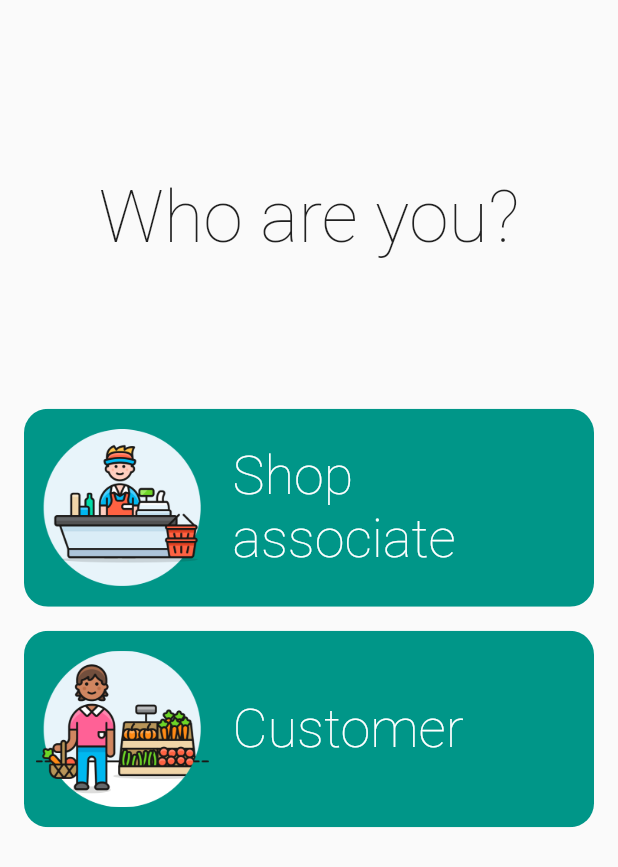
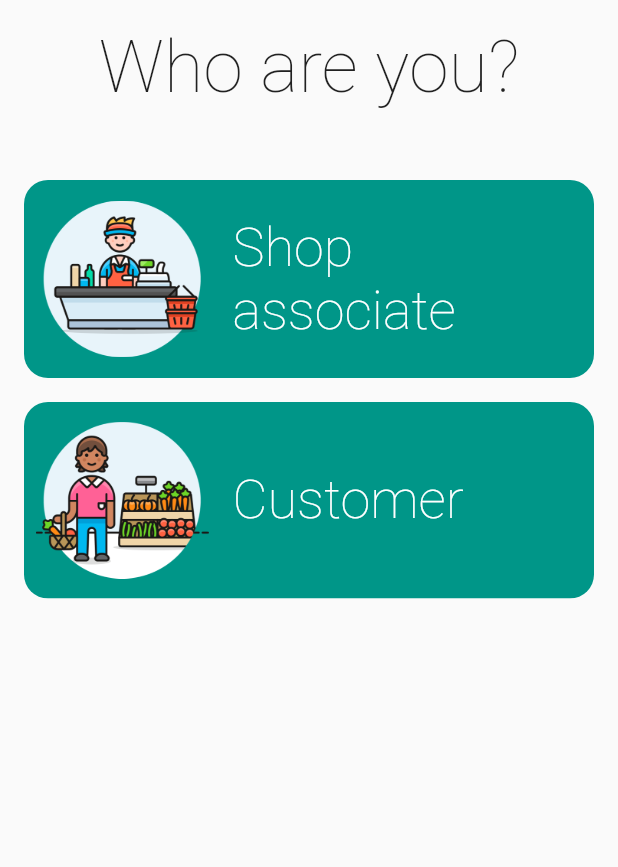
Before and after one commit to thrashermaq/waitathome, a Flutter app: the screen it shows after launch, on a phone screen of 412 x 824 dp. Shown: the top 867 px of the screen. Run offline on Flutter 3.47's test engine with Material 2 defaults, Android fonts, the phone set to English and light mode, and no system bars; our stand-ins replace cloud_firestore, google_maps_flutter, pin_code_fields; accounts and stored records are empty; generated files the repository leaves out were written again.

Commit message:
updated intro screen

```diff
--- a/lib/ui/screen/intro_screen.dart
+++ b/lib/ui/screen/intro_screen.dart
@@ -9,12 +9,12 @@
   Widget build(BuildContext context) {
     return Scaffold(
       body: SafeArea(
+        child: SingleChildScrollView(
           child: Padding(
             padding: const EdgeInsets.all(16.0),
             child: Column(
               children: <Widget>[
-              Expanded(
-                child: Center(
+                Center(
                   child: Text(
                     'Who are you?',
                     style: TextStyle(
@@ -24,6 +24,8 @@
                     ),
                   ),
                 ),
+                Container(
+                  height: 48.0,
                 ),
                 ClipRRect(
                   borderRadius: BorderRadius.circular(16.0),
@@ -93,10 +95,8 @@
                     ),
                   ),
                 ),
-              Expanded(
-                child: Container(),
+              ],
             ),
-            ],
           ),
         ),
       ),
```
Lines whose indentation alone changed are shown as unchanged.
